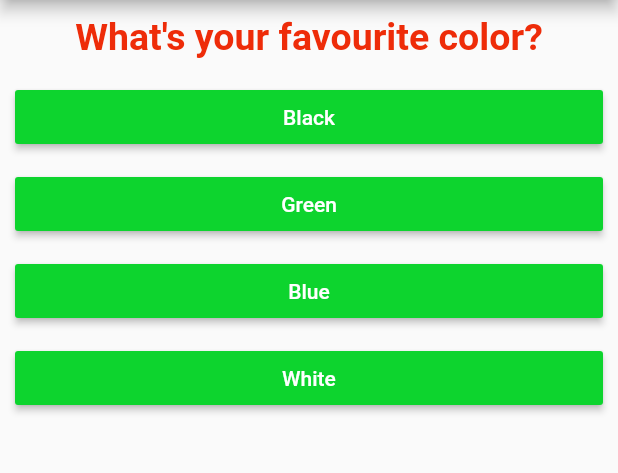
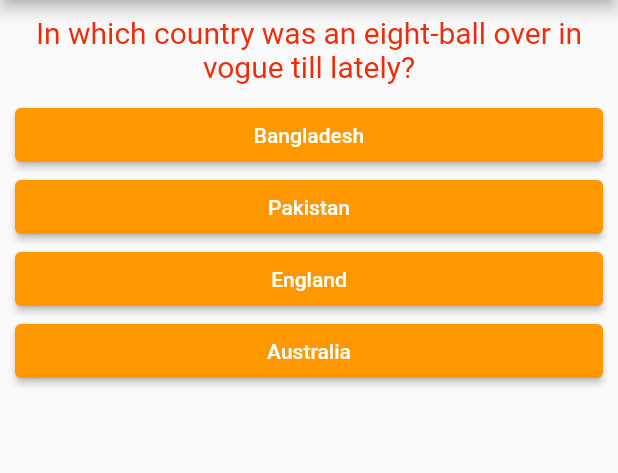
Before and after one commit to devraselhossen/Quiz_App, a Flutter app: the screen it shows after launch, on a phone screen of 412 x 824 dp, the part 84-557 px from its top. Run offline on Flutter 3.47's test engine with Material 2 defaults, Android fonts, the phone set to English and light mode, and no system bars.

Commit message:
nine commit

```diff
--- a/lib/answer.dart
+++ b/lib/answer.dart
@@ -1,4 +1,4 @@
-// ignore_for_file: avoid_unnecessary_containers, deprecated_member_use, prefer_const_constructors, prefer_const_constructors_in_immutables, use_key_in_widget_constructors
+// ignore_for_file: avoid_unnecessary_containers, deprecated_member_use, prefer_const_constructors, prefer_const_constructors_in_immutables, use_key_in_widget_constructors, sized_box_for_whitespace
 
 import 'package:flutter/material.dart';
 
@@ -11,11 +11,13 @@ class Answer extends StatelessWidget {
   @override
   Widget build(BuildContext context) {
     return Padding(
-      padding: const EdgeInsets.only(left: 10, right: 10, top: 5, bottom: 5),
+      padding: const EdgeInsets.only(left: 10, right: 10),
       child: Container(
-        child: RaisedButton(
-          color: Color.fromARGB(255, 13, 212, 46),
-          textColor: Colors.white,
+        child: ElevatedButton(
+          style: ElevatedButton.styleFrom(
+            primary: Colors.orange,
+            onPrimary: Colors.white
+          ),
           onPressed: _selectHandeler,
           child: Text(_answerText),
         ),
--- a/lib/home.dart
+++ b/lib/home.dart
@@ -1,4 +1,5 @@
-// ignore_for_file: unused_local_variable, prefer_const_constructors, deprecated_member_use, prefer_const_literals_to_create_immutables, avoid_print, unused_element, unused_field
+// ignore_for_file: unused_local_variable, prefer_const_constructors, deprecated_member_use,
+// prefer_const_literals_to_create_immutables, avoid_print, unused_element, unused_field
 
 import 'package:flutter/material.dart';
 import 'package:leason_2/quiz.dart';
@@ -14,30 +15,30 @@ class Home extends StatefulWidget {
 class _HomeState extends State<Home> {
   final _questions = const [
     {
-      'questionText': 'What\'s your favourite color?',
+      'questionText': 'In which country was an eight-ball over in vogue till lately?',
       'answers': [
-        {'text': 'Black', 'score': 8},
-        {'text': 'Green', 'score': 4},
-        {'text': 'Blue', 'score': 6},
-        {'text': 'White', 'score': 3},
+        {'text': 'Bangladesh', 'score': 0},
+        {'text': 'Pakistan', 'score': 0},
+        {'text': 'England', 'score': 0},
+        {'text': 'Australia', 'score': 10},
       ]
     },
     {
-      'questionText': 'What\'s your favourite animal?',
+      'questionText': 'What was the colour of the ball used in the earlier days of womens cricket in England?',
       'answers': [
-        {'text': 'Tiger', 'score': 9},
-        {'text': 'Lion', 'score': 6},
-        {'text': 'Elephant', 'score': 7},
-        {'text': 'Snake', 'score': 5},
+        {'text': 'Blue', 'score': 10},
+        {'text': 'Green', 'score': 0},
+        {'text': 'White', 'score': 0},
+        {'text': 'Black', 'score': 0},
       ]
     },
     {
-      'questionText': 'What\'s your favourite Player?',
+      'questionText': 'When and where was the first Test played?',
       'answers': [
-        {'text': 'Tamim', 'score': 7},
-        {'text': 'Shakib', 'score': 8},
-        {'text': 'Mahmudullah', 'score': 5},
-        {'text': 'Musfiq', 'score': 4},
+        {'text': 'Melbourne, 1877', 'score': 10},
+        {'text': 'Melbourne, 1868', 'score': 0},
+        {'text': 'Melbourne, 1856', 'score': 0},
+        {'text': 'Melbourne, 1892', 'score': 0},
       ]
     },
   ];
@@ -48,16 +49,24 @@ class _HomeState extends State<Home> {
   var _secondScore = 0;
   var _thirdScore = 0;
 
+  void _resetQuiz() {
+    setState(() {
+      _questionIndex = 0;
+      _totalScore = 0;
+      _firstScore = 0;
+      _secondScore = 0;
+      _thirdScore = 0;
+    });
+  }
+
   void _answerQuestion(int score) {
     _totalScore += score;
     setState(() {
       if (_questionIndex == 0) {
         _firstScore = score;
-      }
-      else if (_questionIndex == 1) {
+      } else if (_questionIndex == 1) {
         _secondScore = score;
-      }
-      else if (_questionIndex == 2) {
+      } else if (_questionIndex == 2) {
         _thirdScore = score;
       }
       _questionIndex++;
@@ -79,6 +88,8 @@ class _HomeState extends State<Home> {
                 resultScore: _totalScore,
                 resultFirstScore: _firstScore,
                 resultThirdScore: _thirdScore,
-                resultSecondScore: _secondScore));
+                resultSecondScore: _secondScore,
+                resetHandeler: _resetQuiz
+                ));
   }
 }
--- a/lib/question.dart
+++ b/lib/question.dart
@@ -15,7 +15,7 @@ class Question extends StatelessWidget {
         width: double.infinity,
         child: Text(
           _questionText,
-          style: TextStyle(fontSize: 25, fontWeight: FontWeight.w600,color: Color.fromARGB(255, 238, 44, 9)),
+          style: TextStyle(fontSize: 20, fontWeight: FontWeight.w400,color: Color.fromARGB(255, 238, 44, 9)),
           textAlign: TextAlign.center,
         ),
       ),
```
Also changed, not shown: lib/result.dart (+41 -28 lines).
